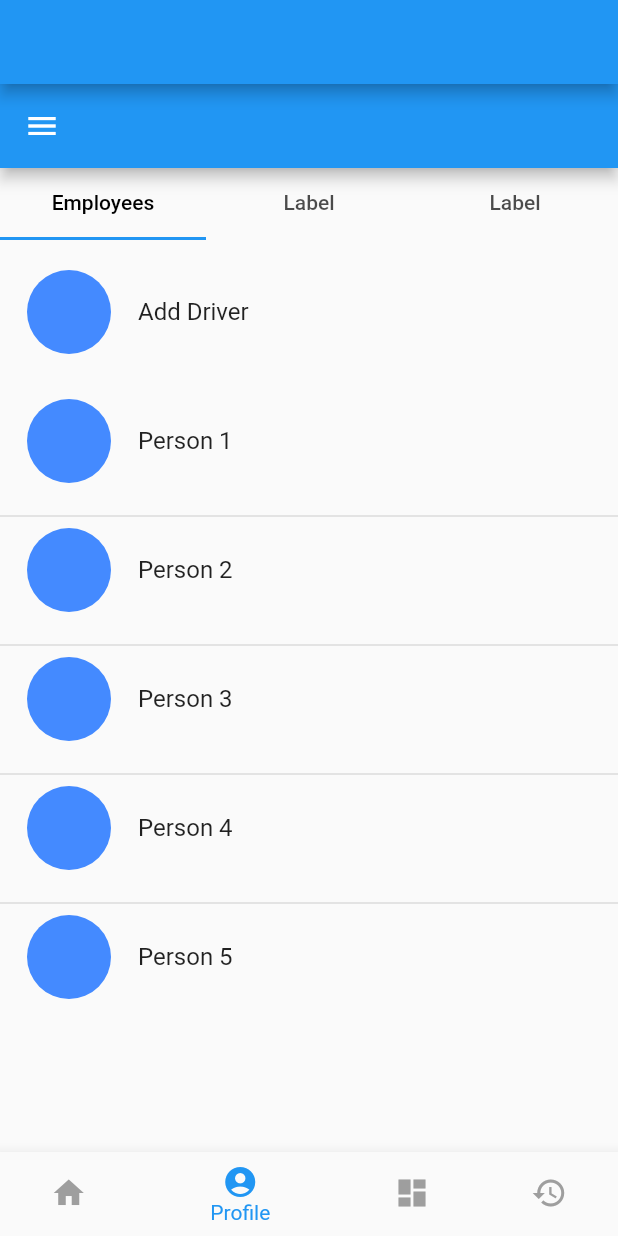
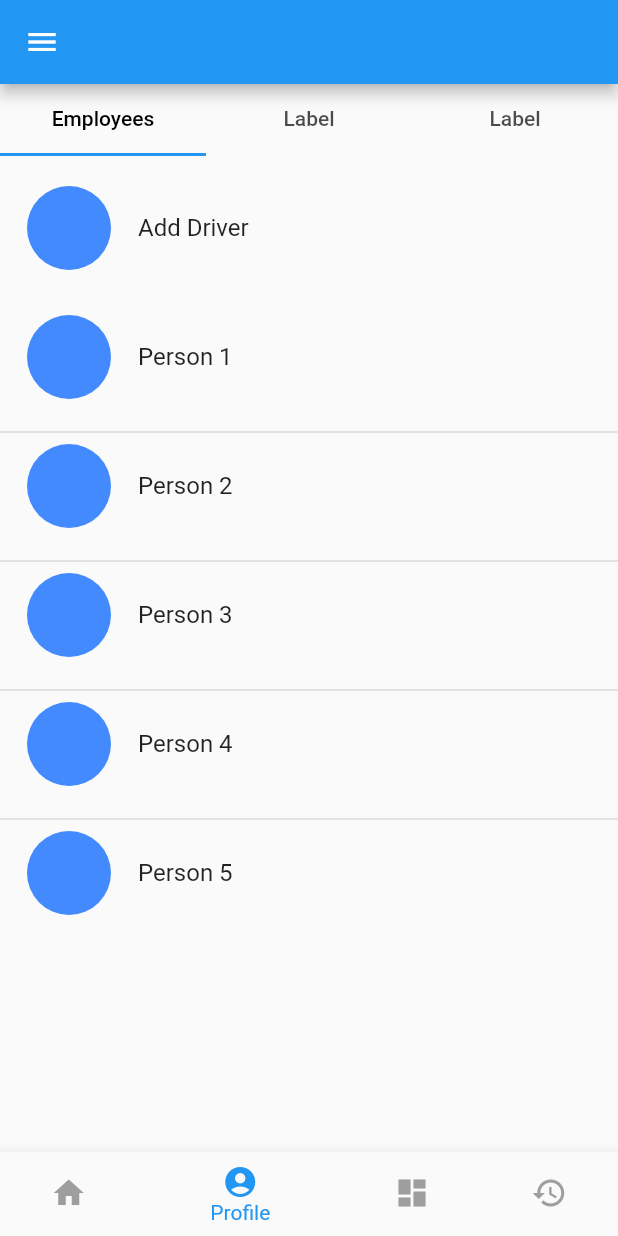
Before and after one commit to Ramsay99/Flutter_FinalApp, a Flutter app: the screen it shows after launch, item 2 of the bottom bar chosen, on a phone screen of 412 x 824 dp. Run offline on Flutter 3.47's test engine with Material 2 defaults, Android fonts, the phone set to English and light mode, and no system bars; network calls fail.

Commit message:
fix empScreen appBar

```diff
--- a/finalapp/lib/Screens/employees_screen.dart
+++ b/finalapp/lib/Screens/employees_screen.dart
@@ -1,5 +1,4 @@
 import 'package:flutter/material.dart';
-import 'package:finalapp/Widgets/widgets_barrel.dart';
 
 class EmployeesScreen extends StatefulWidget {
   const EmployeesScreen({super.key});
@@ -14,8 +13,6 @@ class _EState extends State<EmployeesScreen> {
     return DefaultTabController(
       length: 3,
       child: Scaffold(
-        appBar: AppBar(),
-        drawer: Drawer(child: DefaultDrawer()),
         body: Column(children: [
           const TabBar(
               labelColor: Colors.black,
--- a/finalapp/lib/Screens/home_screen.dart
+++ b/finalapp/lib/Screens/home_screen.dart
@@ -1,6 +1,8 @@
 // ignore_for_file: prefer_const_constructors, prefer_const_literals_to_create_immutables, prefer_final_fields
 
 import 'package:finalapp/Screens/screens_barrel.dart';
+
+import '../Widgets/widgets_barrel.dart';
 
 class Home extends StatefulWidget {
   const Home({super.key});
@@ -22,7 +24,7 @@ class _HomeState extends State<Home> {
   @override
   Widget build(BuildContext context) {
     return Scaffold(
-      extendBody: true,
+      drawer: Drawer(child: DefaultDrawer()),
       bottomNavigationBar: _showBottomNav(),
       appBar: AppBar(),
       body: SafeArea(
```
Also changed, not shown: finalapp/lib/main.dart (+3 -5 lines).
